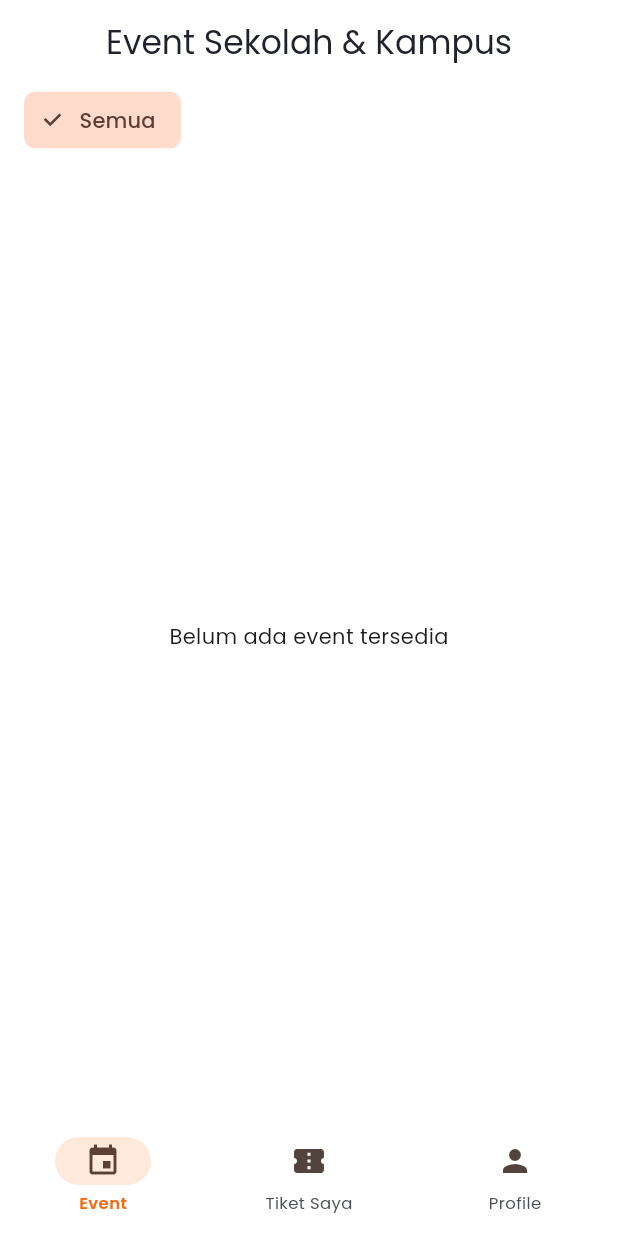
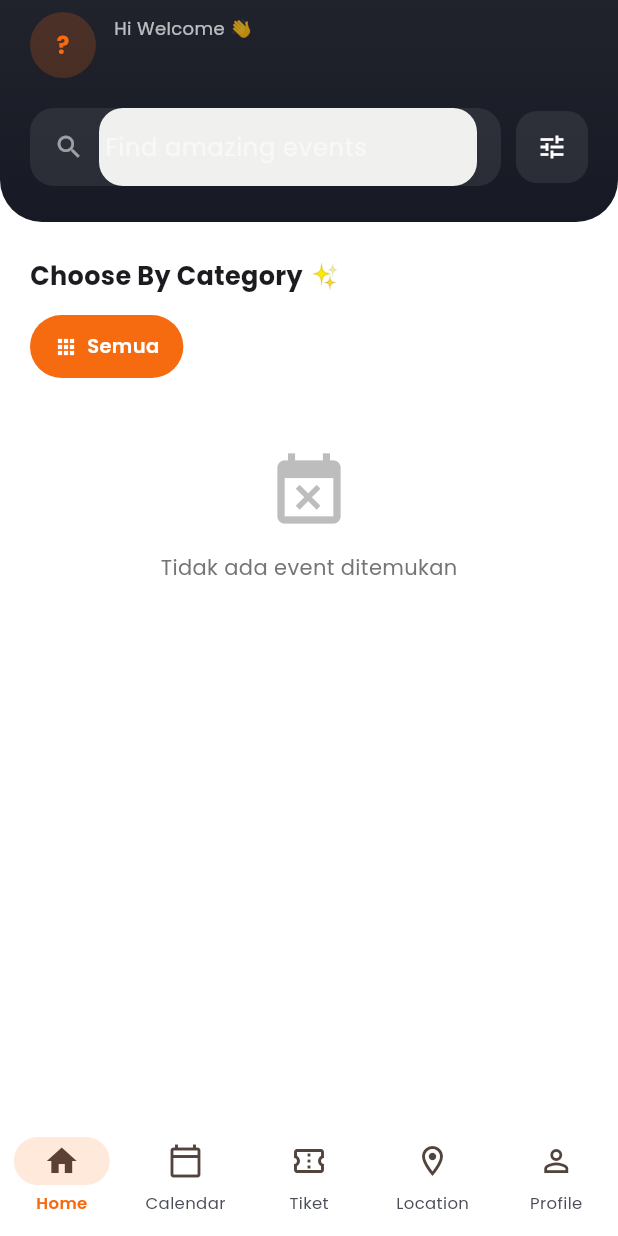
Before and after one commit to rzidanlib/BikinEvent, a Flutter app: the screen it shows once a user with an empty profile is signed in, after a tap on "Semua", on a phone screen of 412 x 824 dp. Run offline on Flutter 3.47's test engine with Material 3 defaults, Android fonts, the phone set to English and light mode, and no system bars; our stand-ins replace google_fonts, image_picker, qr_flutter, supabase_flutter; missing offline and left inert: mobile_scanner; accounts and stored records are empty; network calls fail.

Commit message:
revamp ui homepage

```diff
--- a/lib/models/event_model.dart
+++ b/lib/models/event_model.dart
@@ -1,3 +1,5 @@
+import 'package:flutter/material.dart';
+
 class CategoryModel {
   final String id;
   final String name;
@@ -116,3 +118,21 @@ class EventModel {
     );
   }
 }
+
+// Tambahkan di bagian bawah file event_model.dart
+IconData categoryIconFromString(String? iconName) {
+  switch (iconName) {
+    case 'mic':
+      return Icons.mic;
+    case 'music_note':
+      return Icons.music_note;
+    case 'sports_soccer':
+      return Icons.sports_soccer;
+    case 'storefront':
+      return Icons.storefront;
+    case 'build':
+      return Icons.build;
+    default:
+      return Icons.category;
+  }
+}
--- /dev/null
+++ b/lib/pages/calendar_page.dart
@@ -0,0 +1,10 @@
+import 'package:flutter/material.dart';
+
+class CalendarPage extends StatelessWidget {
+  const CalendarPage({super.key});
+
+  @override
+  Widget build(BuildContext context) {
+    return const Scaffold(body: Center(child: Text('Calendar (segera hadir)')));
+  }
+}
--- a/lib/pages/home_page.dart
+++ b/lib/pages/home_page.dart
@@ -1,12 +1,17 @@
-import 'package:bikinevent/models/event_model.dart';
-import 'package:bikinevent/pages/event_detail_page.dart';
+import 'package:bikinevent/pages/calendar_page.dart';
 import 'package:bikinevent/pages/my_tickets.dart';
-import 'package:bikinevent/pages/profile_page.dart';
-import 'package:bikinevent/services/event_service.dart';
+import 'package:bikinevent/widgets/state_widget.dart';
 import 'package:flutter/material.dart';
-import 'package:intl/intl.dart';
 import '../services/auth_service.dart';
-import 'auth/login_page.dart';
+import '../services/event_service.dart';
+import '../models/event_model.dart';
+import '../models/profile_model.dart';
+import '../theme/app_colors.dart';
+import '../widgets/pill_search_bar.dart';
+import '../widgets/event_card_large.dart';
+import '../widgets/event_card_compact.dart';
+import 'event_detail_page.dart';
+import 'profile_page.dart';
 
 class HomePage extends StatefulWidget {
   const HomePage({super.key});
@@ -18,34 +23,62 @@ class HomePage extends StatefulWidget {
 class _HomePageState extends State<HomePage> {
   int _currentNavIndex = 0;
 
-  final List<String> _titles = [
-    'Event Sekolah & Kampus',
-    'Tiket Saya',
-    'Profile',
-  ];
-
   @override
   Widget build(BuildContext context) {
     return Scaffold(
-      appBar: AppBar(title: Text(_titles[_currentNavIndex])),
       body: IndexedStack(
         index: _currentNavIndex,
-        children: const [_EventListView(), MyTicketsPage(), ProfilePage()],
+        children: const [
+          _EventListView(),
+          CalendarPage(),
+          MyTicketsPage(),
+          _LocationPlaceholder(), // Step 22 nanti diisi lengkap
+          ProfilePage(),
+        ],
       ),
       bottomNavigationBar: NavigationBar(
         selectedIndex: _currentNavIndex,
         onDestinationSelected: (index) =>
             setState(() => _currentNavIndex = index),
         destinations: const [
-          NavigationDestination(icon: Icon(Icons.event), label: 'Event'),
           NavigationDestination(
-            icon: Icon(Icons.confirmation_number),
-            label: 'Tiket Saya',
+            icon: Icon(Icons.home_outlined),
+            selectedIcon: Icon(Icons.home),
+            label: 'Home',
           ),
-          NavigationDestination(icon: Icon(Icons.person), label: 'Profile'),
+          NavigationDestination(
+            icon: Icon(Icons.calendar_today_outlined),
+            selectedIcon: Icon(Icons.calendar_today),
+            label: 'Calendar',
+          ),
+          NavigationDestination(
+            icon: Icon(Icons.confirmation_number_outlined),
+            selectedIcon: Icon(Icons.confirmation_number),
+            label: 'Tiket',
+          ),
+          NavigationDestination(
+            icon: Icon(Icons.location_on_outlined),
+            selectedIcon: Icon(Icons.location_on),
+            label: 'Location',
+          ),
+          NavigationDestination(
+            icon: Icon(Icons.person_outline),
+            selectedIcon: Icon(Icons.person),
+            label: 'Profile',
+          ),
         ],
       ),
     );
+  }
+}
+
+// Placeholder sementara untuk tab Location, diisi lengkap nanti
+class _LocationPlaceholder extends StatelessWidget {
+  const _LocationPlaceholder();
+
+  @override
+  Widget build(BuildContext context) {
+    return const Scaffold(body: Center(child: Text('Location (segera hadir)')));
   }
 }
 
@@ -58,11 +91,15 @@ class _EventListView extends StatefulWidget {
 
 class _EventListViewState extends State<_EventListView> {
   final _eventService = EventService();
+  final _authService = AuthService();
+  final _searchController = TextEditingController();
 
   List<CategoryModel> _categories = [];
   List<EventModel> _events = [];
+  Profile? _profile;
   String? _selectedCategoryId;
   bool _isLoading = true;
+  String? _errorMessage;
 
   @override
   void initState() {
@@ -70,23 +107,30 @@ class _EventListViewState extends State<_EventListView> {
     _loadData();
   }
 
+  @override
+  void dispose() {
+    _searchController.dispose();
+    super.dispose();
+  }
+
   Future<void> _loadData() async {
-    setState(() => _isLoading = true);
+    setState(() {
+      _isLoading = true;
+      _errorMessage = null;
+    });
     try {
+      final profile = await _authService.getProfile();
       final categories = await _eventService.getCategories();
       final events = await _eventService.getEvents(
         categoryId: _selectedCategoryId,
       );
       setState(() {
+        _profile = profile;
         _categories = categories;
         _events = events;
       });
     } catch (e) {
-      if (mounted) {
-        ScaffoldMessenger.of(context).showSnackBar(
-          SnackBar(content: Text('Gagal memuat data: ${e.toString()}')),
-        );
-      }
+      setState(() => _errorMessage = e.toString());
     } finally {
       if (mounted) setState(() => _isLoading = false);
     }
@@ -97,23 +141,155 @@ class _EventListViewState extends State<_EventListView> {
     _loadData();
   }
 
+  List<EventModel> get _filteredBySearch {
+    final keyword = _searchController.text.trim().toLowerCase();
+    if (keyword.isEmpty) return _events;
+    return _events
+        .where((e) => e.title.toLowerCase().contains(keyword))
+        .toList();
+  }
+
   @override
   Widget build(BuildContext context) {
-    return RefreshIndicator(
+    return Scaffold(
+      backgroundColor: AppColors.white,
+      body: RefreshIndicator(
         onRefresh: _loadData,
+        child: CustomScrollView(
+          slivers: [
+            SliverToBoxAdapter(child: _buildHeader()),
+            if (_isLoading)
+              const SliverFillRemaining(child: LoadingView())
+            else if (_errorMessage != null)
+              SliverFillRemaining(
+                child: ErrorView(message: _errorMessage!, onRetry: _loadData),
+              )
+            else ...[
+              SliverToBoxAdapter(child: _buildPopularEvents()),
+              SliverToBoxAdapter(child: _buildCategorySection()),
+              SliverPadding(
+                padding: const EdgeInsets.fromLTRB(20, 0, 20, 20),
+                sliver: _buildFilteredList(),
+              ),
+            ],
+          ],
+        ),
+      ),
+    );
+  }
+
+  Widget _buildHeader() {
+    return Container(
+      decoration: const BoxDecoration(
+        gradient: AppColors.heroGradient,
+        borderRadius: BorderRadius.vertical(bottom: Radius.circular(28)),
+      ),
+      padding: const EdgeInsets.fromLTRB(20, 8, 20, 24),
+      child: SafeArea(
+        bottom: false,
         child: Column(
+          crossAxisAlignment: CrossAxisAlignment.start,
           children: [
-          _buildCategoryFilter(),
+            Row(
+              children: [
+                CircleAvatar(
+                  radius: 22,
+                  backgroundColor: AppColors.primary.withValues(alpha: 0.2),
+                  child: Text(
+                    (_profile?.fullName.isNotEmpty ?? false)
+                        ? _profile!.fullName[0].toUpperCase()
+                        : '?',
+                    style: const TextStyle(
+                      color: AppColors.primary,
+                      fontWeight: FontWeight.bold,
+                    ),
+                  ),
+                ),
+                const SizedBox(width: 12),
                 Expanded(
-            child: _isLoading
-                ? const Center(child: CircularProgressIndicator())
-                : _events.isEmpty
-                ? const Center(child: Text('Belum ada event tersedia'))
-                : ListView.builder(
-                    padding: const EdgeInsets.all(12),
-                    itemCount: _events.length,
-                    itemBuilder: (context, index) =>
-                        _buildEventCard(_events[index]),
+                  child: Column(
+                    crossAxisAlignment: CrossAxisAlignment.start,
+                    children: [
+                      const Text(
+                        'Hi Welcome 👋',
+                        style: TextStyle(color: Colors.white70, fontSize: 12),
+                      ),
+                      Text(
+                        _profile?.fullName ?? 'Peserta',
+                        style: const TextStyle(
+                          color: Colors.white,
+                          fontWeight: FontWeight.bold,
+                          fontSize: 16,
+                        ),
+                        maxLines: 1,
+                        overflow: TextOverflow.ellipsis,
+                      ),
+                    ],
+                  ),
+                ),
+              ],
+            ),
+            const SizedBox(height: 20),
+            PillSearchBar(
+              controller: _searchController,
+              onChanged: (_) => setState(() {}),
+              dark: true,
+            ),
+          ],
+        ),
+      ),
+    );
+  }
+
+  Widget _buildPopularEvents() {
+    // "Popular" didefinisikan sederhana: event dengan tiket terjual terbanyak
+    final popular = [..._events]
+      ..sort((a, b) => b.totalSold.compareTo(a.totalSold));
+    final topEvents = popular.take(5).toList();
+
+    if (topEvents.isEmpty) return const SizedBox.shrink();
+
+    return Padding(
+      padding: const EdgeInsets.fromLTRB(20, 20, 0, 8),
+      child: Column(
+        crossAxisAlignment: CrossAxisAlignment.start,
+        children: [
+          Row(
+            children: [
+              const Expanded(
+                child: Text(
+                  'Popular Events 🔥',
+                  style: TextStyle(fontWeight: FontWeight.bold, fontSize: 17),
+                ),
+              ),
+              Padding(
+                padding: const EdgeInsets.only(right: 20),
+                child: Text(
+                  'VIEW ALL',
+                  style: TextStyle(
+                    color: AppColors.primary,
+                    fontSize: 11,
+                    fontWeight: FontWeight.w600,
+                  ),
+                ),
+              ),
+            ],
+          ),
+          const SizedBox(height: 14),
+          SizedBox(
+            height: 256,
+            child: ListView.builder(
+              scrollDirection: Axis.horizontal,
+              itemCount: topEvents.length,
+              itemBuilder: (context, index) {
+                final event = topEvents[index];
+                return EventCardLarge(
+                  event: event,
+                  lowestPrice: event.lowestPrice,
+                  soldCount: event.totalSold,
+                  onTap: () => _openDetail(event),
+                );
+              },
             ),
           ),
         ],
@@ -121,29 +297,32 @@ class _EventListViewState extends State<_EventListView> {
     );
   }
 
-  Widget _buildCategoryFilter() {
-    return SizedBox(
-      height: 48,
+  Widget _buildCategorySection() {
+    return Padding(
+      padding: const EdgeInsets.fromLTRB(20, 24, 0, 8),
+      child: Column(
+        crossAxisAlignment: CrossAxisAlignment.start,
+        children: [
+          const Text(
+            'Choose By Category ✨',
+            style: TextStyle(fontWeight: FontWeight.bold, fontSize: 17),
+          ),
+          const SizedBox(height: 14),
+          SizedBox(
+            height: 42,
             child: ListView(
               scrollDirection: Axis.horizontal,
-        padding: const EdgeInsets.symmetric(horizontal: 12),
               children: [
-          Padding(
-            padding: const EdgeInsets.symmetric(horizontal: 4),
-            child: ChoiceChip(
-              label: const Text('Semua'),
-              selected: _selectedCategoryId == null,
-              onSelected: (_) => _onCategorySelected(null),
+                _categoryChip(null, 'Semua', Icons.apps),
+                ..._categories.map(
+                  (c) => _categoryChip(
+                    c.id,
+                    c.name,
+                    categoryIconFromString(c.icon),
                   ),
                 ),
-          ..._categories.map(
-            (category) => Padding(
-              padding: const EdgeInsets.symmetric(horizontal: 4),
-              child: ChoiceChip(
-                label: Text(category.name),
-                selected: _selectedCategoryId == category.id,
-                onSelected: (_) => _onCategorySelected(category.id),
-              ),
+                const SizedBox(width: 20),
+              ],
             ),
           ),
         ],
@@ -151,85 +330,32 @@ class _EventListViewState extends State<_EventListView> {
     );
   }
 
-  Widget _buildEventCard(EventModel event) {
-    final dateFormat = DateFormat('d MMM yyyy, HH:mm');
-
-    return Card(
-      margin: const EdgeInsets.only(bottom: 12),
-      clipBehavior: Clip.antiAlias,
-      child: InkWell(
-        onTap: () {
-          Navigator.push(
-            context,
-            MaterialPageRoute(
-              builder: (_) => EventDetailPage(eventId: event.id),
+  Widget _categoryChip(String? id, String label, IconData icon) {
+    final isSelected = _selectedCategoryId == id;
+    return Padding(
+      padding: const EdgeInsets.only(right: 10),
+      child: GestureDetector(
+        onTap: () => _onCategorySelected(id),
+        child: Container(
+          padding: const EdgeInsets.symmetric(horizontal: 16, vertical: 10),
+          decoration: BoxDecoration(
+            color: isSelected ? AppColors.primary : AppColors.grey,
+            borderRadius: BorderRadius.circular(24),
           ),
-          );
-        },
-        child: Padding(
-          padding: const EdgeInsets.all(12),
           child: Row(
-            crossAxisAlignment: CrossAxisAlignment.start,
             children: [
-              // Placeholder poster (nanti diisi image dari Supabase Storage)
-              Container(
-                width: 70,
-                height: 70,
-                decoration: BoxDecoration(
-                  color: Colors.blue.shade50,
-                  borderRadius: BorderRadius.circular(8),
+              Icon(
+                icon,
+                size: 16,
+                color: isSelected ? Colors.white : AppColors.softDarkish,
               ),
-                child: const Icon(Icons.event, color: Colors.blue),
-              ),
-              const SizedBox(width: 12),
-              Expanded(
-                child: Column(
-                  crossAxisAlignment: CrossAxisAlignment.start,
-                  children: [
+              const SizedBox(width: 6),
               Text(
-                      event.title,
-                      style: const TextStyle(
-                        fontWeight: FontWeight.bold,
-                        fontSize: 16,
-                      ),
-                      maxLines: 1,
-                      overflow: TextOverflow.ellipsis,
-                    ),
-                    const SizedBox(height: 4),
-                    Text(
-                      dateFormat.format(event.eventDate),
+                label,
                 style: TextStyle(
-                        color: Colors.grey.shade600,
                   fontSize: 13,
-                      ),
-                    ),
-                    Text(
-                      event.location,
-                      style: TextStyle(
-                        color: Colors.grey.shade600,
-                        fontSize: 13,
-                      ),
-                    ),
-                    if (!event.isPublic)
-                      Container(
-                        margin: const EdgeInsets.only(top: 4),
-                        padding: const EdgeInsets.symmetric(
-                          horizontal: 6,
-                          vertical: 2,
-                        ),
-                        decoration: BoxDecoration(
-                          color: Colors.orange.shade50,
-                          borderRadius: BorderRadius.circular(4),
-                        ),
-                        child: Text(
-                          'Khusus',
-                          style: TextStyle(
-                            color: Colors.orange.shade800,
-                            fontSize: 11,
-                          ),
-                        ),
-                      ),
-                  ],
+                  fontWeight: FontWeight.w600,
+                  color: isSelected ? Colors.white : AppColors.textBlack,
                 ),
               ),
             ],
@@ -238,4 +364,38 @@ class _EventListViewState extends State<_EventListView> {
       ),
     );
   }
+
+  Widget _buildFilteredList() {
+    final list = _filteredBySearch;
+
+    if (list.isEmpty) {
+      return const SliverToBoxAdapter(
+        child: Padding(
+          padding: EdgeInsets.only(top: 40),
+          child: EmptyView(
+            message: 'Tidak ada event ditemukan',
+            icon: Icons.event_busy,
+          ),
+        ),
+      );
     }
+
+    return SliverList(
+      delegate: SliverChildBuilderDelegate((context, index) {
+        final event = list[index];
+        return EventCardCompact(
+          event: event,
+          lowestPrice: event.lowestPrice,
+          onTap: () => _openDetail(event),
+        );
+      }, childCount: list.length),
+    );
+  }
+
+  void _openDetail(EventModel event) {
+    Navigator.push(
+      context,
+      MaterialPageRoute(builder: (_) => EventDetailPage(eventId: event.id)),
+    );
+  }
+}
--- a/lib/widgets/event_card_large.dart
+++ b/lib/widgets/event_card_large.dart
@@ -130,7 +130,7 @@ class EventCardLarge extends StatelessWidget {
                   Row(
                     mainAxisAlignment: MainAxisAlignment.spaceBetween,
                     children: [
-                      AvatarStack(count: soldCount),
+                      Expanded(child: AvatarStack(count: soldCount)),
                       Container(
                         padding: const EdgeInsets.symmetric(
                           horizontal: 14,
```
Also changed, not shown: 2 other files. Lines whose indentation alone changed are shown as unchanged.
